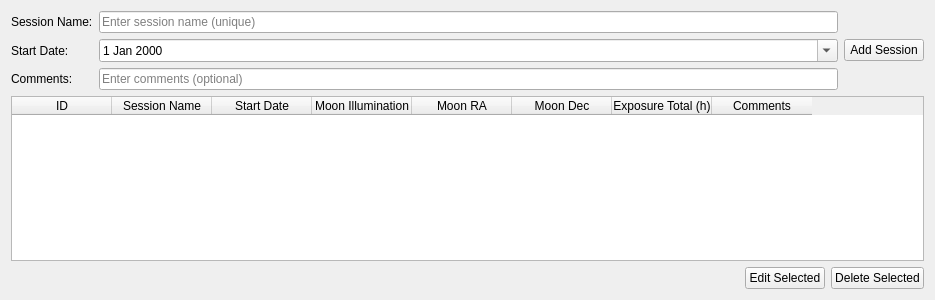
Qt form uifiles/sessions_tab.ui (prookyon/MonoObsLog2) before a commit.
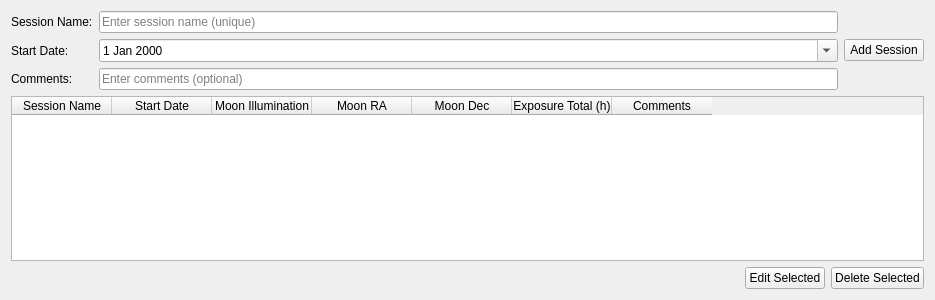
The same form after that commit.

Commit message: removed table ID columns

What changed in the file:
```diff
--- a/uifiles/sessions_tab.ui
+++ b/uifiles/sessions_tab.ui
@@ -84,11 +84,6 @@
      <attribute name="verticalHeaderVisible">
       <bool>false</bool>
      </attribute>
-     <column>
-      <property name="text">
-       <string>ID</string>
-      </property>
-     </column>
      <column>
       <property name="text">
        <string>Session Name</string>
```
The commit also changes 6 other files.
